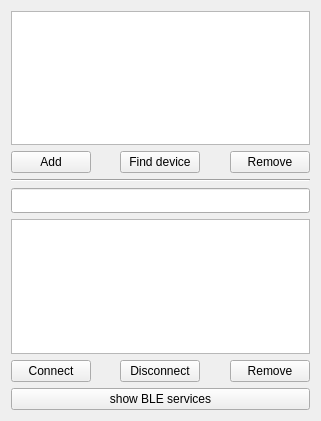
Before: the Qt Designer form devicemanagement.ui in sbrighth/NSD, drawn with Qt 5.
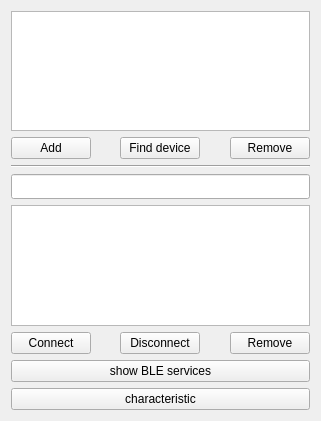
After: the same form once the commit is applied.

Commit message: seperate device, service, characteristic

Patch:
```diff
--- a/devicemanagement.ui
+++ b/devicemanagement.ui
@@ -178,6 +178,13 @@
      </property>
     </widget>
    </item>
+   <item>
+    <widget class="QPushButton" name="test_character">
+     <property name="text">
+      <string>characteristic</string>
+     </property>
+    </widget>
+   </item>
   </layout>
  </widget>
  <resources/>
```
The commit also changes 12 other files.
